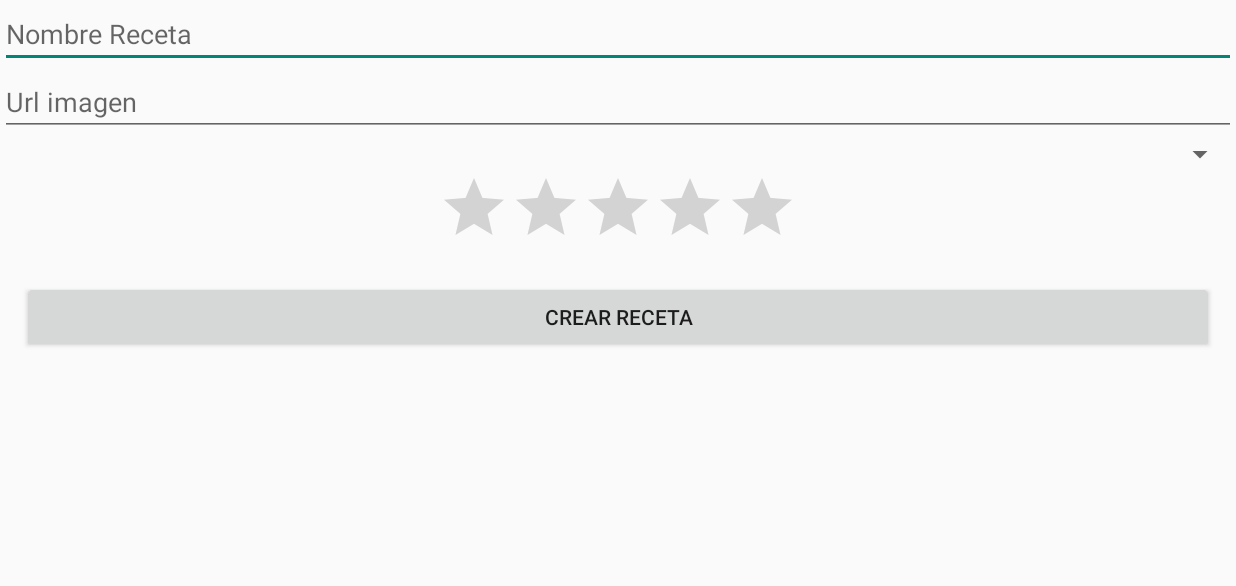
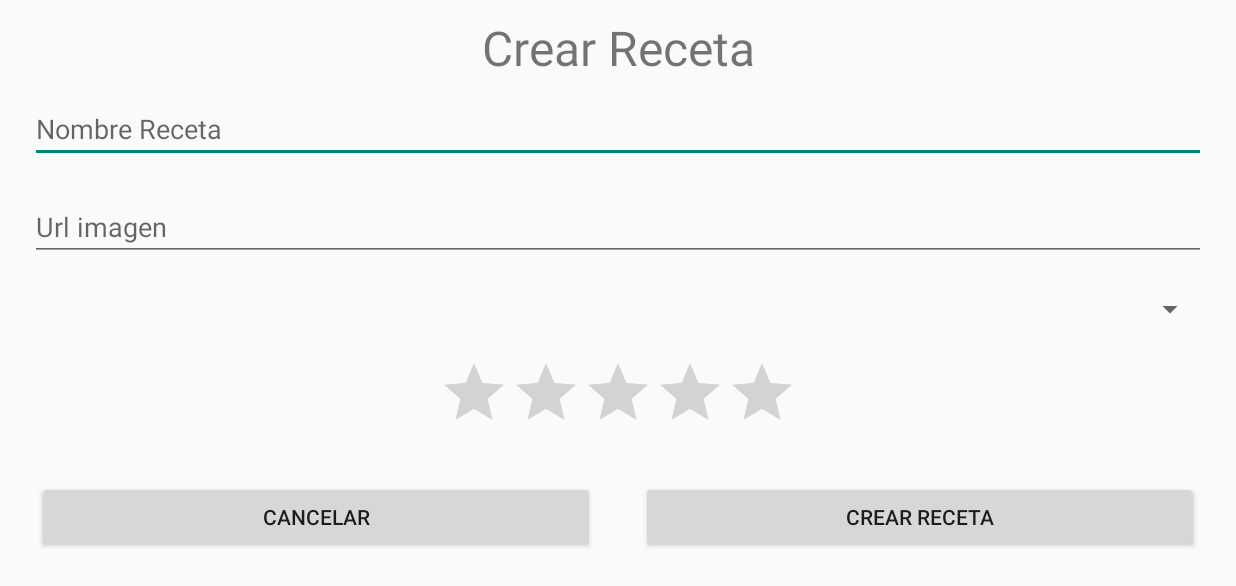
Before and after one commit to BlaShadow/RecetaAndroid, an Android app: the screen it shows after launch (RecipeActivity), after a tap on an icon or button, on a phone screen of 824 x 412 dp (held sideways). Shown: the top 586 px of the screen. Run offline under Robolectric (Android 15) with nearby library versions, the phone set to English and light mode, and no system bars; our stand-ins replace Picasso; 5 statements that could not run were skipped.

Commit message:
some layout changes

```diff
--- a/app/src/main/java/com/grupo2/recetaandroid/RecipeActivity.java
+++ b/app/src/main/java/com/grupo2/recetaandroid/RecipeActivity.java
@@ -74,4 +74,8 @@ public class RecipeActivity extends ActionBarActivity {
             message("Error creando receta");
         }
     }
+
+    public void salir(View btn){
+        finish();
+    }
 }
--- a/app/src/main/res/layout/activity_recipe.xml
+++ b/app/src/main/res/layout/activity_recipe.xml
@@ -3,11 +3,20 @@
     xmlns:android="http://schemas.android.com/apk/res/android"
     android:orientation="vertical"
     android:layout_width="match_parent"
+    android:padding="10dp"
     android:layout_height="match_parent">
+
+    <TextView
+        android:layout_width="fill_parent"
+        android:layout_height="wrap_content"
+        android:text="Crear Receta"
+        android:textSize="32sp"
+        android:gravity="center"/>
 
     <EditText
         android:layout_width="fill_parent"
         android:id="@+id/recipe_activity_name"
+        android:layout_margin="10dp"
         android:hint="Nombre Receta"
         android:layout_height="wrap_content" />
 
@@ -15,25 +24,44 @@
         android:layout_width="fill_parent"
         android:layout_height="wrap_content"
         android:hint="Url imagen"
+        android:layout_margin="10dp"
         android:id="@+id/recipe_activity_image_url"/>
 
     <Spinner
         android:id="@+id/recipe_activity_chef"
         android:layout_width="fill_parent"
+        android:layout_margin="10dp"
         android:layout_height="wrap_content" />
 
     <RatingBar
         android:layout_width="wrap_content"
         android:layout_height="wrap_content"
         android:id="@+id/recipe_rating_bar"
+        android:layout_margin="10dp"
         android:layout_gravity="center_horizontal"
         android:stepSize="1.0" />
 
-    <Button
+    <LinearLayout
         android:layout_width="fill_parent"
-        android:layout_margin="15dp"
-        android:layout_height="wrap_content"
-        android:onClick="saveRecipe"
-        android:text="Crear receta"/>
+        android:orientation="horizontal"
+        android:layout_height="wrap_content">
+
+        <Button
+            android:layout_width="fill_parent"
+            android:layout_margin="15dp"
+            android:layout_weight="1"
+            android:layout_height="wrap_content"
+            android:onClick="salir"
+            android:text="Cancelar"/>
+
+        <Button
+            android:layout_width="fill_parent"
+            android:layout_margin="15dp"
+            android:layout_weight="1"
+            android:layout_height="wrap_content"
+            android:onClick="saveRecipe"
+            android:text="Crear receta"/>
+        </LinearLayout>
+
 
 </LinearLayout>
```
Also changed, not shown: 1 other file.
